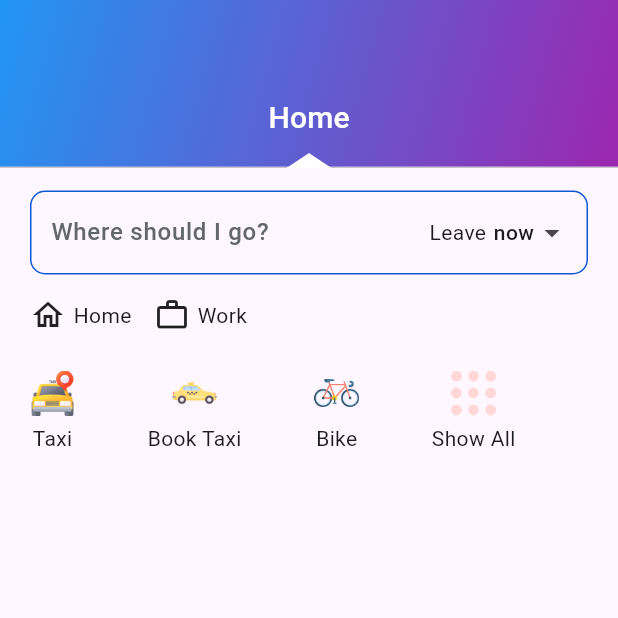
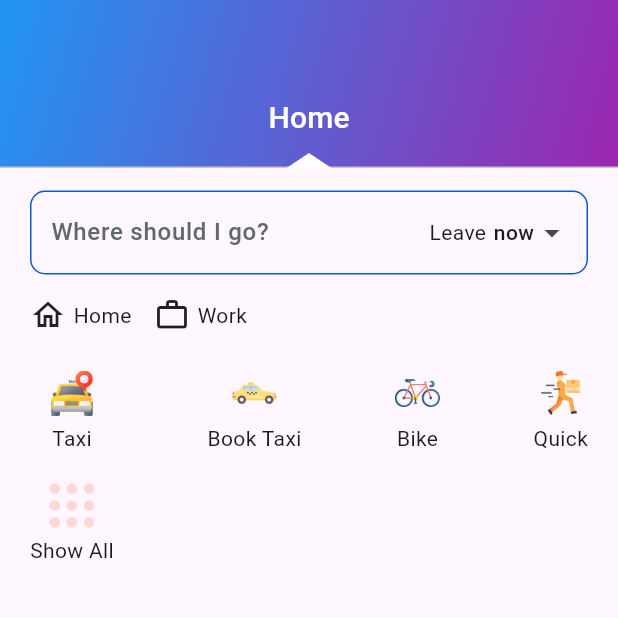
Before and after one commit to IT21175466/taxia, a Flutter app: the MyTabBar screen opened directly, on a phone screen of 412 x 824 dp, the top half of it. Run offline on Flutter 3.47's test engine with Material 3 defaults, Android fonts, the phone set to English and light mode, and no system bars; our stand-ins replace cloud_firestore, dotted_border, firebase_auth, firebase_core, firebase_database, firebase_storage and 9 more; missing offline and left inert: custom_info_window, fl_country_code_picker, flutter_polyline_points; accounts and stored records are empty.

Commit message:
Update home_tab.dart

```diff
--- a/lib/views/home_screen/home_tab.dart
+++ b/lib/views/home_screen/home_tab.dart
@@ -89,6 +89,8 @@ class _HomeTabState extends State<HomeTab> {
               height: 25,
             ),
             Row(
+              //Tempory
+              crossAxisAlignment: CrossAxisAlignment.start,
               children: [
                 Column(
                   crossAxisAlignment: CrossAxisAlignment.center,
@@ -100,14 +102,14 @@ class _HomeTabState extends State<HomeTab> {
                         Navigator.pushNamed(context, '/map');
                       },
                     ),
-                    // SizedBox(
-                    //   height: 20,
-                    // ),
-                    // CustomElement(
-                    //   label: "Quick",
-                    //   imagePath: 'assets/images/delivery.png',
-                    //   onTap: () {},
-                    // ),
+                    SizedBox(
+                      height: 20,
+                    ),
+                    CustomElement(
+                      label: "Show All",
+                      imagePath: 'assets/images/dots.png',
+                      onTap: () {},
+                    ),
                     // SizedBox(
                     //   height: 20,
                     // ),
@@ -192,14 +194,22 @@ class _HomeTabState extends State<HomeTab> {
                     // SizedBox(
                     //   height: 20,
                     // ),
+
                     CustomElement(
-                      label: "Show All",
-                      imagePath: 'assets/images/dots.png',
-                      onTap: () {},
+                      label: "Quick",
+                      imagePath: 'assets/images/delivery.png',
+                      onTap: () {
+                        ScaffoldMessenger.of(context).showSnackBar(
+                          SnackBar(
+                            content: Text(
+                                'This feature not available at this moment'),
+                          ),
+                        );
+                      },
                     ),
                   ],
                 ),
-                Spacer(),
+                //Spacer(),
                 // Column(
                 //   crossAxisAlignment: CrossAxisAlignment.center,
                 //   children: [
```
